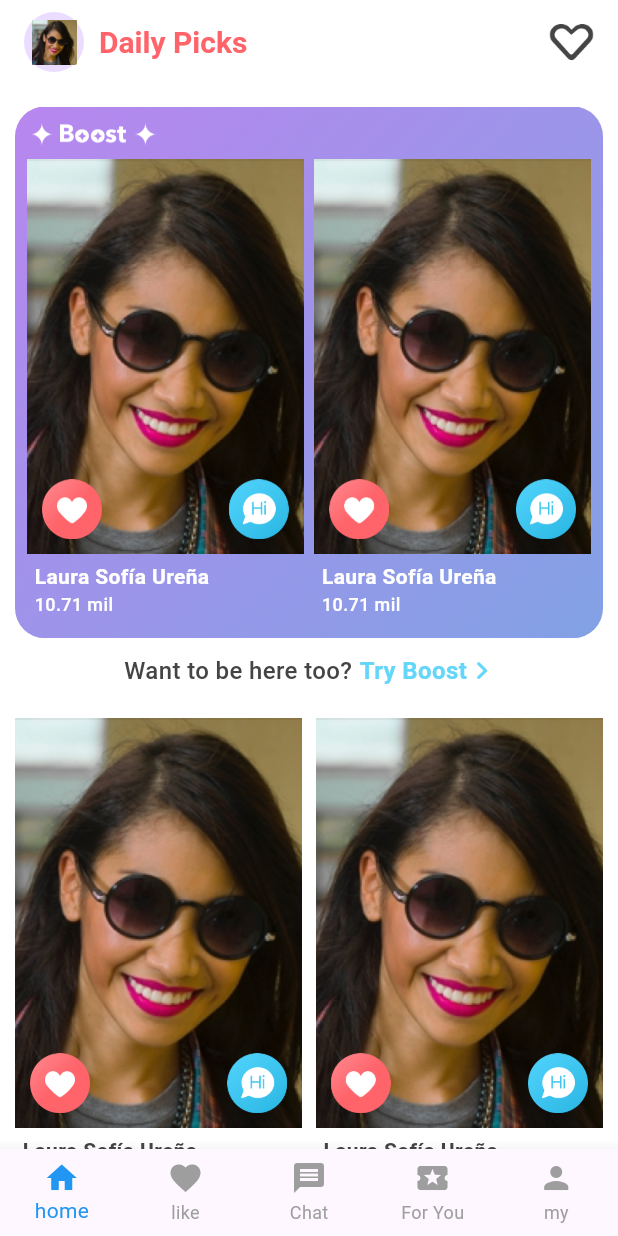
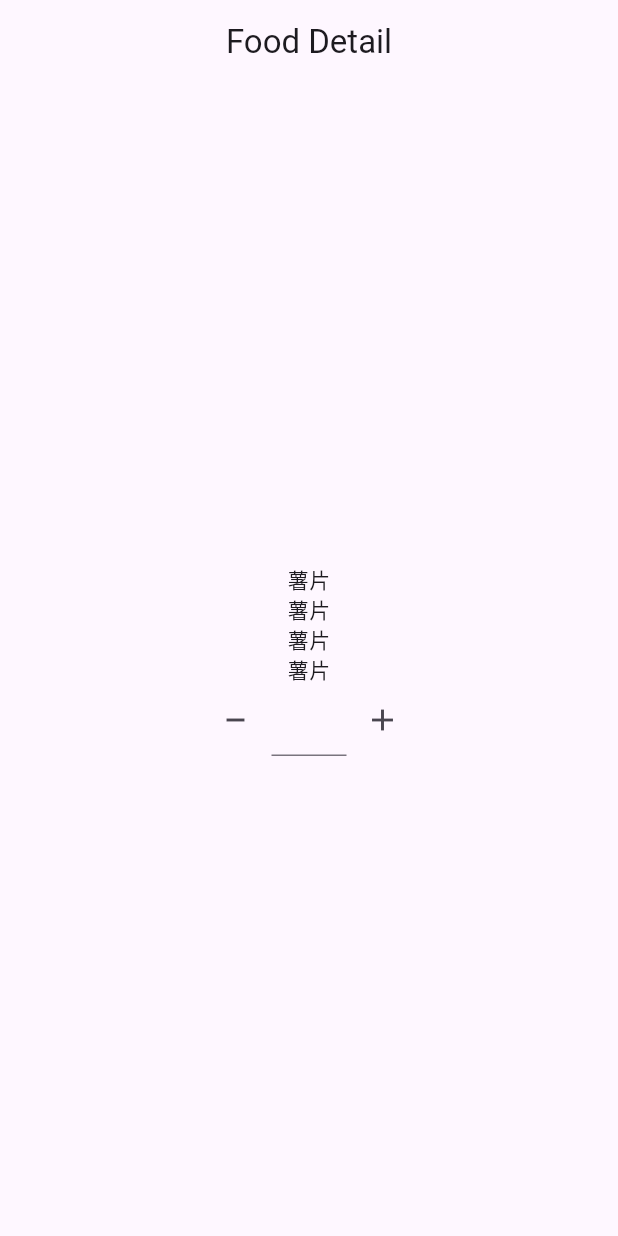
Before and after one commit to kitety/flutter_study, a Flutter app: the screen it shows after launch, on a phone screen of 412 x 824 dp. Run offline on Flutter 3.47's test engine with Material 3 defaults, Android fonts, the phone set to English and light mode, and no system bars; our stand-ins replace badges, flutter_slidable, get.

Commit message:
feat: food list

```diff
--- a/lib/app.dart
+++ b/lib/app.dart
@@ -2,15 +2,20 @@ import 'package:badges/badges.dart' as badges;
 import 'package:flutter/material.dart';
 import 'package:flutter_localizations/flutter_localizations.dart';
 import 'package:flutter_study/l10n/application_localizations_delegate.dart';
-import 'package:flutter_study/model/user_model.dart';
+import 'package:flutter_study/model/user.dart';
+import 'package:flutter_study/pages/cart/cart.dart';
+import 'package:flutter_study/pages/food_detail/food_detail.dart';
 import 'package:flutter_study/pages/for_you/index.dart';
 import 'package:flutter_study/pages/home/home.dart';
 import 'package:flutter_study/pages/like/like.dart';
 import 'package:flutter_study/pages/message/Message.dart';
 import 'package:flutter_study/pages/my/my.dart';
+import 'package:flutter_study/route/route.dart';
+import 'package:flutter_study/store/models/cart/cart_bindings.dart';
 import 'package:flutter_study/utils/local_helper.dart';
 import 'package:flutter_study/utils/localization_transition.dart';
 import 'package:flutter_study/utils/random_num.dart';
+import 'package:get/get.dart';
 import 'package:provider/provider.dart';
 
 import 'store/models/message_global.dart';
@@ -27,18 +32,23 @@ class App extends StatelessWidget {
 
   @override
   Widget build(BuildContext context) {
-    return const MaterialApp(
-      localizationsDelegates: [
+    return GetMaterialApp(
+      localizationsDelegates: const [
         GlobalMaterialLocalizations.delegate,
         GlobalCupertinoLocalizations.delegate,
         GlobalWidgetsLocalizations.delegate,
         ApplicationLocalizationsDelegate()
       ],
-      supportedLocales: [
+      supportedLocales: const [
         Locale('en'),
         Locale('de'),
       ],
-      home: MyStackPage(),
+      initialBinding: CartBindings(),
+      initialRoute: RouteBaseConfig.detail,
+      getPages: [
+        GetPage(name: RouteBaseConfig.home, page: () => const MyStackPage()),
+        GetPage(name: RouteBaseConfig.detail, page: () => const FoodDetail()),
+      ],
     );
   }
 }
@@ -85,7 +95,7 @@ class MyStackPage extends StatefulWidget {
 }
 
 class _MyStackPageState extends State<MyStackPage> {
-  int _currentIndex = 0;
+  int _currentIndex = 4;
 
   @override
   Widget build(BuildContext context) {
@@ -97,11 +107,12 @@ class _MyStackPageState extends State<MyStackPage> {
         currentIndex: _currentIndex,
         type: BottomNavigationBarType.fixed,
         items: [
-          createItem("home", const Icon(Icons.home)),
-          createItem("like", const Icon(Icons.favorite)),
+          createItem("Home", const Icon(Icons.home)),
+          createItem("Like", const Icon(Icons.favorite)),
           createItem("Chat", const MessageBottomWidget()),
           createItem("For You", const Icon(Icons.local_activity)),
-          createItem("my", const Icon(Icons.person)),
+          createItem("My", const Icon(Icons.person)),
+          createItem("Cart", const Icon(Icons.cable)),
         ],
         onTap: (index) {
           setState(() {
@@ -113,7 +124,7 @@ class _MyStackPageState extends State<MyStackPage> {
       ),
       body: IndexedStack(
         index: _currentIndex,
-        children: const [Home(), Like(), Message(), ForYou(), My()],
+        children: const [Home(), Like(), Message(), ForYou(), My(), Cart()],
       ),
     );
   }
--- /dev/null
+++ b/lib/common/food_constant.dart
@@ -0,0 +1,4 @@
+import 'package:flutter_study/model/food.dart';
+
+const foodNameList = ['薯片', '牛奶', '可乐', '方便面', '果冻'];
+final foodList = foodNameList.map((e) => Food(count: 0, name: e)).toList();
--- /dev/null
+++ b/lib/components/counter_button/counter_button.dart
@@ -0,0 +1,53 @@
+import 'package:flutter/material.dart';
+
+class CounterButton extends StatefulWidget {
+  const CounterButton({super.key});
+
+  @override
+  State<CounterButton> createState() => _CounterButtonState();
+}
+
+class _CounterButtonState extends State<CounterButton> {
+  final TextEditingController _controller = TextEditingController();
+
+  @override
+  Widget build(BuildContext context) {
+    return Row(
+      mainAxisSize: MainAxisSize.min,
+      crossAxisAlignment: CrossAxisAlignment.center,
+      children: [
+        IconButton(
+          onPressed: () {},
+          icon: const SizedBox(
+            width: 24,
+            height: 24,
+            child: Stack(
+              children: [
+                Positioned(top: -8, left: 0, child: Icon(Icons.minimize)),
+              ],
+            ),
+          ),
+        ),
+        SizedBox(
+          width: 50,
+          child: TextField(
+            controller: _controller,
+            textAlign: TextAlign.center,
+          ),
+        ),
+        IconButton(onPressed: () {}, icon: const Icon(Icons.add)),
+      ],
+    );
+  }
+
+  @override
+  void dispose() {
+    _controller.dispose();
+    super.dispose();
+  }
+
+  @override
+  void initState() {
+    super.initState();
+  }
+}
--- /dev/null
+++ b/lib/model/food.dart
@@ -0,0 +1,6 @@
+class Food {
+  String name;
+  int count;
+
+  Food({required this.name, required this.count});
+}
--- /dev/null
+++ b/lib/pages/food_detail/food_detail.dart
@@ -0,0 +1,47 @@
+import 'package:flutter/material.dart';
+
+import '../../components/counter_button/counter_button.dart';
+
+class FoodDetail extends StatefulWidget {
+  const FoodDetail({super.key});
+
+  @override
+  State<FoodDetail> createState() => _FoodDetailState();
+}
+
+class _FoodDetailState extends State<FoodDetail> {
+  @override
+  Widget build(BuildContext context) {
+    return Scaffold(
+      appBar: AppBar(
+        title: const Center(
+          child: Text('Food Detail'),
+        ),
+      ),
+      body: const Column(
+        mainAxisSize: MainAxisSize.max,
+        mainAxisAlignment: MainAxisAlignment.center,
+        crossAxisAlignment: CrossAxisAlignment.center,
+        children: [
+          Row(
+            mainAxisAlignment: MainAxisAlignment.center,
+            children: [Text('薯片')],
+          ),
+          Row(
+            mainAxisAlignment: MainAxisAlignment.center,
+            children: [Text('薯片')],
+          ),
+          Row(
+            mainAxisAlignment: MainAxisAlignment.center,
+            children: [Text('薯片')],
+          ),
+          Row(
+            mainAxisAlignment: MainAxisAlignment.center,
+            children: [Text('薯片')],
+          ),
+          CounterButton()
+        ],
+      ),
+    );
+  }
+}
--- a/lib/pages/home/components/userCard.dart
+++ b/lib/pages/home/components/userCard.dart
@@ -1,6 +1,6 @@
 import 'package:flutter/material.dart';
 import 'package:flutter_study/common/constant.dart';
-import 'package:flutter_study/model/user_model.dart';
+import 'package:flutter_study/model/user.dart';
 import 'package:flutter_study/pages/home/widgets/homeContent.dart';
 import 'package:flutter_study/utils/random_num.dart';
 import 'package:flutter_study/utils/unit.dart';
--- a/lib/pages/home/widgets/homeContent.dart
+++ b/lib/pages/home/widgets/homeContent.dart
@@ -1,6 +1,6 @@
 import 'package:flutter/material.dart';
 import 'package:flutter_study/common/constant.dart';
-import 'package:flutter_study/model/user_model.dart';
+import 'package:flutter_study/model/user.dart';
 import 'package:flutter_study/pages/home/components/userCard.dart';
 import 'package:flutter_study/pages/home/util/homeContentFun.dart';
 import 'package:flutter_study/pages/home/widgets/homeTopCard.dart';
--- a/lib/pages/home/widgets/homeTopCard.dart
+++ b/lib/pages/home/widgets/homeTopCard.dart
@@ -1,5 +1,5 @@
 import 'package:flutter/material.dart';
-import 'package:flutter_study/model/user_model.dart';
+import 'package:flutter_study/model/user.dart';
 import 'package:flutter_study/pages/home/components/userCard.dart';
 
 class HomeTopCard extends StatelessWidget {
--- a/lib/pages/message/components/user_msg_card/index.dart
+++ b/lib/pages/message/components/user_msg_card/index.dart
@@ -1,6 +1,6 @@
 import 'package:flutter/material.dart';
 import 'package:flutter_slidable/flutter_slidable.dart';
-import 'package:flutter_study/model/user_model.dart';
+import 'package:flutter_study/model/user.dart';
 import 'package:flutter_study/pages/message/components/user_msg_card/row_action_widget.dart';
 import 'package:flutter_study/pages/message/components/user_msg_card/user_msg_container.dart';
 import 'package:flutter_study/store/models/message_global.dart';
--- a/lib/pages/message/components/user_msg_card/user_msg_container.dart
+++ b/lib/pages/message/components/user_msg_card/user_msg_container.dart
@@ -1,6 +1,6 @@
 import 'package:flutter/material.dart';
 import 'package:flutter_study/common/constant.dart';
-import 'package:flutter_study/model/user_model.dart';
+import 'package:flutter_study/model/user.dart';
 
 class UserMsgContainer extends StatelessWidget {
   final User user;
--- /dev/null
+++ b/lib/route/route.dart
@@ -0,0 +1,4 @@
+class RouteBaseConfig {
+  static const String home = '/';
+  static const String detail = '/defail';
+}
--- /dev/null
+++ b/lib/store/models/cart/cart_bindings.dart
@@ -0,0 +1,9 @@
+import 'package:get/get.dart';
+import './cart_controller.dart';
+
+class CartBindings implements Bindings {
+    @override
+    void dependencies() {
+        Get.put(CartController());
+    }
+}
--- /dev/null
+++ b/lib/store/models/cart/cart_controller.dart
@@ -0,0 +1,10 @@
+import 'package:flutter_study/model/food.dart';
+import 'package:get/get.dart';
+
+class CartController extends GetxController {
+  final items = <Food>[].obs;
+
+  void add(Food item) {
+    items.add(item);
+  }
+}
--- a/lib/store/models/message_global.dart
+++ b/lib/store/models/message_global.dart
@@ -1,6 +1,6 @@
 import 'package:flutter/widgets.dart';
 
-import '../../model/user_model.dart';
+import '../../model/user.dart';
 
 class AppGlobalModelView extends ChangeNotifier {
   int _stoneCount = 1000;
--- a/pubspec.yaml
+++ b/pubspec.yaml
@@ -17,6 +17,7 @@ dependencies:
   provider: ^6.1.2
   badges: ^3.1.2
   uuid: ^3.0.0
+  get: ^4.6.6
 
 
 dev_dependencies:
```
Also changed, not shown: lib/pages/cart/cart.dart (added, +15 -0 lines), lib/pages/my/my.dart (+30 -3 lines), lib/store/models/cart/cart_page.dart (added, +16 -0 lines), lib/model/user.dart (renamed from lib/model/user_model.dart), pubspec.lock.
